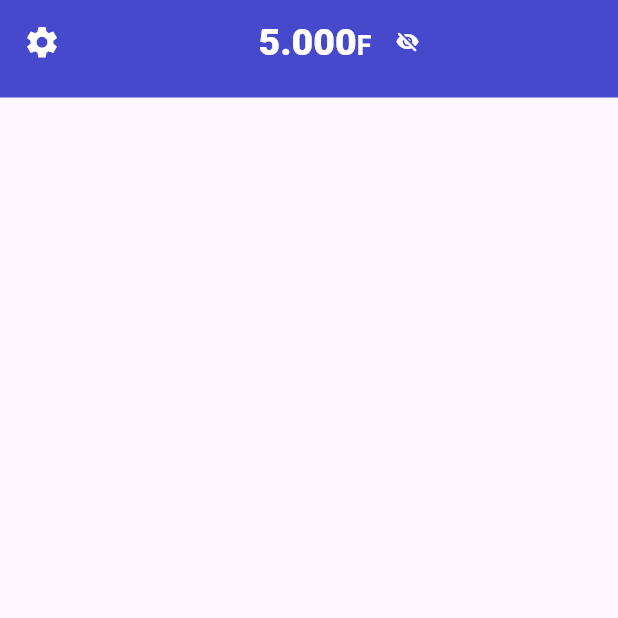
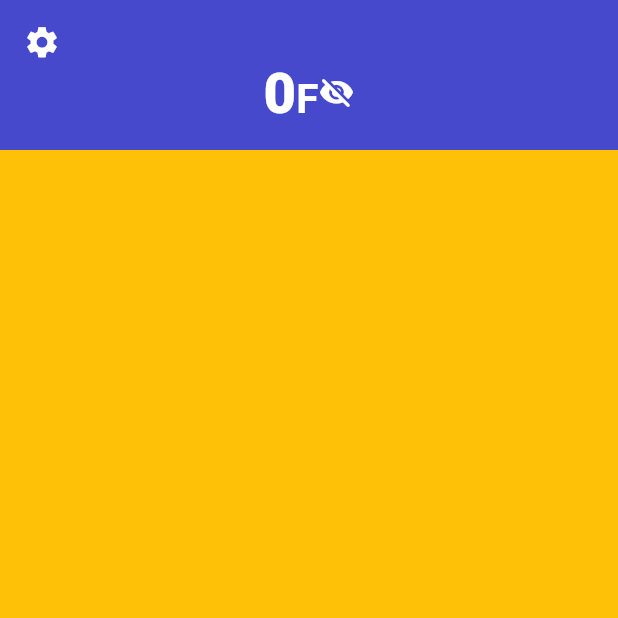
Before and after one commit to laspi0/wave, a Flutter app: the screen it shows after launch, on a phone screen of 412 x 824 dp, the top half of it. Run offline on Flutter 3.47's test engine with Material 3 defaults, Android fonts, the phone set to English and light mode, and no system bars.

Commit message:
ajustement de l'appBar

```diff
--- a/lib/screens/home_screen.dart
+++ b/lib/screens/home_screen.dart
@@ -13,11 +13,13 @@ class _HomeScreenState extends State<HomeScreen> {
   @override
   Widget build(BuildContext context) {
     return Scaffold(
-      appBar: PreferredSize(
-        preferredSize:
-            const Size.fromHeight(65.0), // Hauteur personnalisée de l'AppBar
-        child: AppBar(
+      body: CustomScrollView(
+        slivers: [
+          SliverAppBar(
               backgroundColor: primaryColor,
+              pinned: true,
+              floating: true,
+              expandedHeight: 100,
               leading: IconButton(
                 onPressed: () {},
                 icon: const Icon(
@@ -26,14 +28,20 @@ class _HomeScreenState extends State<HomeScreen> {
                   size: 25,
                 ),
               ),
-          title: Row(
-              // mainAxisSize: MainAxisSize.min,
+              flexibleSpace: FlexibleSpaceBar(
+                title: Container(
+                  // color: Colors.black,
+                  child: Padding(
+                    padding: const EdgeInsets.only(right: 48.0),
+                    child: Row(
                       mainAxisAlignment: MainAxisAlignment.center,
+                      crossAxisAlignment:
+                          CrossAxisAlignment.center, // Ajouter cette ligne
                       children: [
                         isVisible
                             ? RichText(
                                 text: const TextSpan(
-                            text: "5.000",
+                                    text: "0",
                                     style: TextStyle(
                                       fontSize: 25,
                                       color: Colors.white,
@@ -56,17 +64,13 @@ class _HomeScreenState extends State<HomeScreen> {
                                   fontWeight: FontWeight.w600,
                                 ),
                               ),
-                RichText(
-                    text: const TextSpan(
-                  children: [],
-                )),
-                IconButton(
-                  onPressed: () {
+                        GestureDetector(
+                          onTap: () {
                             setState(() {
                               isVisible = !isVisible;
                             });
                           },
-                  icon: isVisible
+                          child: isVisible
                               ? const Icon(
                                   Icons.visibility_off_rounded,
                                   size: 16,
@@ -77,10 +81,19 @@ class _HomeScreenState extends State<HomeScreen> {
                                   size: 16,
                                   color: Colors.white,
                                 ),
+                        ),
+                      ],
+                    ),
+                  ),
+                ),
+              )),
+          SliverToBoxAdapter(
+            child: Container(
+              height: 1000,
+              color: Colors.amber,
+            ),
           )
-              ]),
-          centerTitle: true,
-        ),
+        ],
       ),
     );
   }
```
Lines whose indentation alone changed are shown as unchanged.
